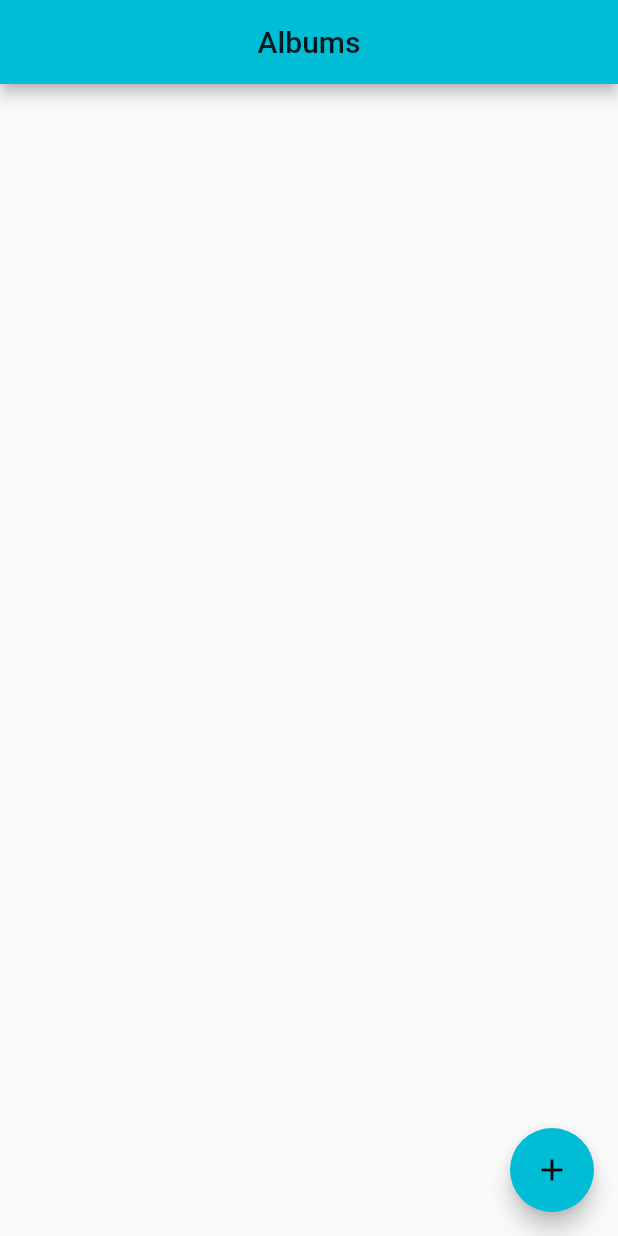
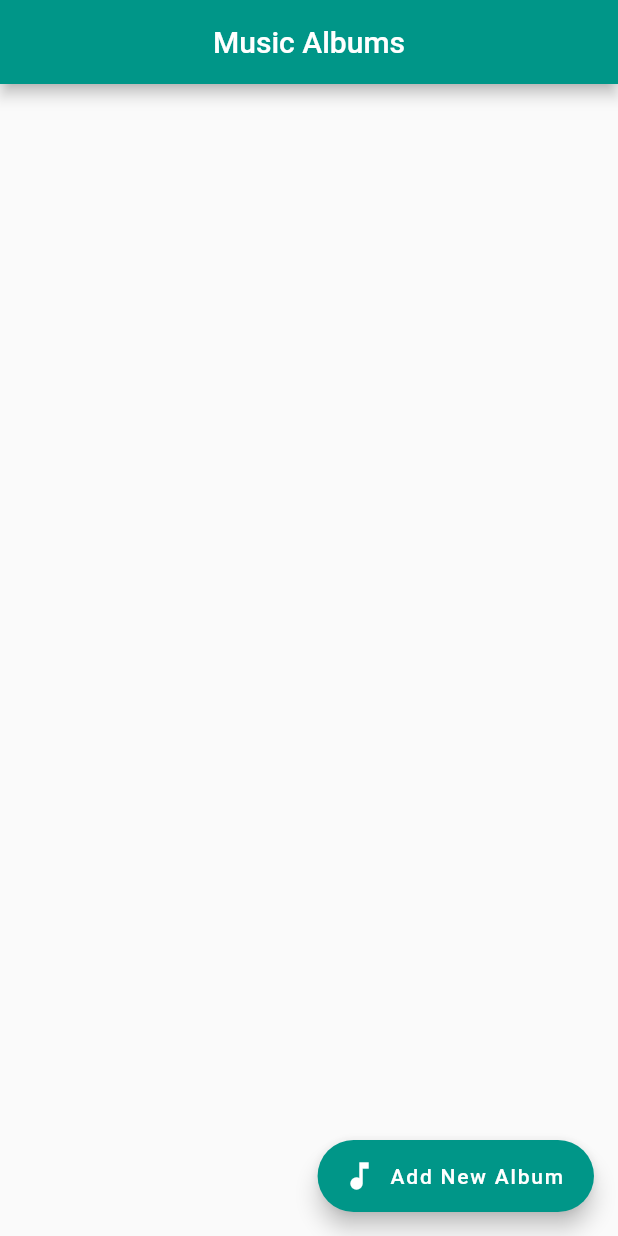
Before and after one commit to divyapanthi/flutter_music_album_App, a Flutter app: the screen it shows after launch, on a phone screen of 412 x 824 dp. Run offline on Flutter 3.47's test engine with Material 2 defaults, Android fonts, the phone set to English and light mode, and no system bars; our stand-ins replace connectivity, fluttertoast.

Commit message:
Enhanced the floating Action button and themedata of the app.

```diff
--- a/lib/src/app.dart
+++ b/lib/src/app.dart
@@ -1,5 +1,6 @@
 import 'dart:convert';
 
+import 'package:flutter/cupertino.dart';
 import 'package:flutter/material.dart';
 import 'package:http/http.dart';
 import 'package:music_album/widgets/music_list_widget.dart';
@@ -25,19 +26,21 @@ class AppState extends State<App>{
   Widget build(BuildContext context) {
     return  MaterialApp(
       theme: ThemeData(
-        primarySwatch: Colors.cyan,
+        primarySwatch: Colors.teal,
       ),
 
       home: Scaffold(
         appBar: AppBar(
           centerTitle: true,
-          title: Text("Albums"),
+          title: Text("Music Albums"),
         ),
-        floatingActionButton: FloatingActionButton(
+        floatingActionButton: FloatingActionButton.extended(
           onPressed: (){
             fetchAlbum();
           },
-          child: Icon(Icons.add),
+          label: const Text("Add New Album"),
+          icon: Icon(Icons.music_note),
+          // backgroundColor: Colors.green,
         ),
         body: MusicListWidget(musicList),
       ),
@@ -64,7 +67,7 @@ class AppState extends State<App>{
           toastLength: Toast.LENGTH_SHORT,
           gravity: ToastGravity.CENTER,
           timeInSecForIosWeb: 1,
-          backgroundColor: Colors.deepOrange,
+          backgroundColor: Colors.amber,
           textColor: Colors.white,
           fontSize: 16.0
       );
```
Also changed, not shown: lib/widgets/music_list_widget.dart (+37 -26 lines).
